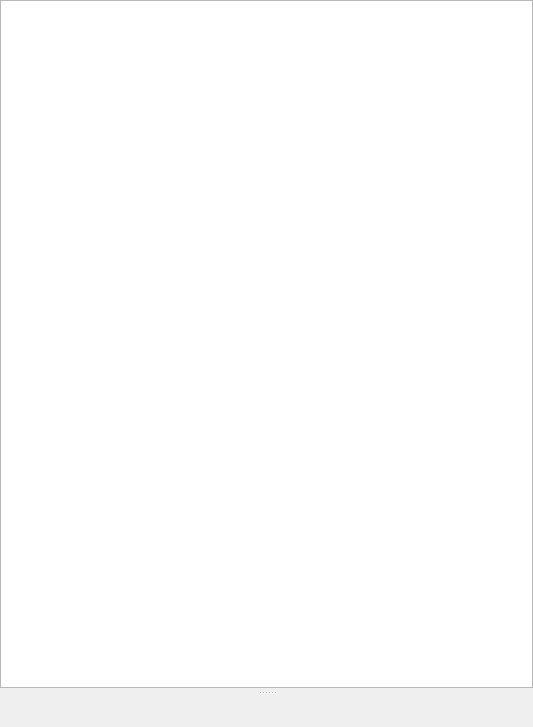
InvictusInnovations/keyhotee, file AddressBook/ContactsTable.ui: the form before one commit.
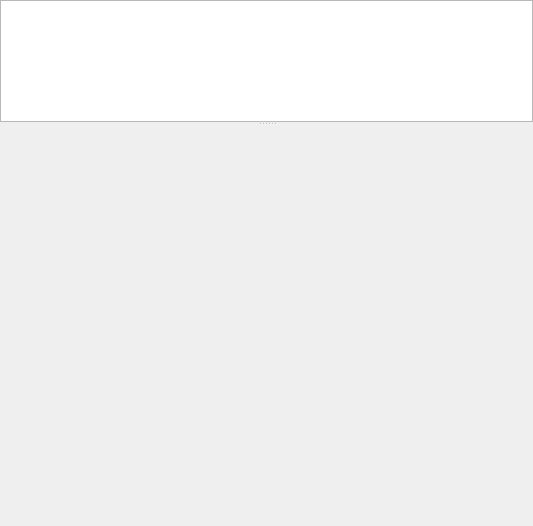
The form after the commit. Custom widgets are drawn as their Qt base class.

Commit message: Implement contact details view pane  (in progress)

The edit to the form file:
```diff
--- a/AddressBook/ContactsTable.ui
+++ b/AddressBook/ContactsTable.ui
@@ -7,50 +7,35 @@
     <x>0</x>
     <y>0</y>
     <width>533</width>
-    <height>727</height>
+    <height>526</height>
    </rect>
   </property>
   <property name="windowTitle">
    <string>Form</string>
   </property>
   <layout class="QGridLayout" name="gridLayout">
-   <property name="leftMargin">
+   <property name="margin">
     <number>0</number>
    </property>
-   <property name="topMargin">
+   <property name="spacing">
     <number>0</number>
    </property>
-   <property name="rightMargin">
-    <number>0</number>
-   </property>
-   <property name="bottomMargin">
-    <number>0</number>
-   </property>
-   <property name="horizontalSpacing">
-    <number>5</number>
-   </property>
-   <item row="0" column="1">
+   <item row="0" column="0">
     <widget class="QSplitter" name="splitter">
      <property name="orientation">
       <enum>Qt::Vertical</enum>
      </property>
-     <property name="handleWidth">
-      <number>9</number>
-     </property>
-     <property name="childrenCollapsible">
-      <bool>false</bool>
-     </property>
      <widget class="QTableView" name="contact_table">
       <property name="sizePolicy">
-       <sizepolicy hsizetype="Expanding" vsizetype="MinimumExpanding">
+       <sizepolicy hsizetype="Expanding" vsizetype="Expanding">
         <horstretch>0</horstretch>
-        <verstretch>30</verstretch>
+        <verstretch>0</verstretch>
        </sizepolicy>
       </property>
       <property name="minimumSize">
        <size>
         <width>0</width>
-        <height>150</height>
+        <height>0</height>
        </size>
       </property>
       <property name="selectionBehavior">
@@ -72,19 +57,26 @@
        <bool>true</bool>
       </attribute>
      </widget>
-     <widget class="ContactView" name="current_contact" native="true"/>
+     <widget class="QStackedWidget" name="contact_details_view">
+      <property name="sizePolicy">
+       <sizepolicy hsizetype="Expanding" vsizetype="Expanding">
+        <horstretch>0</horstretch>
+        <verstretch>0</verstretch>
+       </sizepolicy>
+      </property>
+      <property name="minimumSize">
+       <size>
+        <width>0</width>
+        <height>400</height>
+       </size>
+      </property>
+      <widget class="QWidget" name="page"/>
+      <widget class="QWidget" name="page_2"/>
+     </widget>
     </widget>
    </item>
   </layout>
  </widget>
- <customwidgets>
-  <customwidget>
-   <class>ContactView</class>
-   <extends>QWidget</extends>
-   <header>AddressBook/ContactView.hpp</header>
-   <container>1</container>
-  </customwidget>
- </customwidgets>
  <resources/>
  <connections/>
 </ui>
```
The commit also changes 6 other files.
